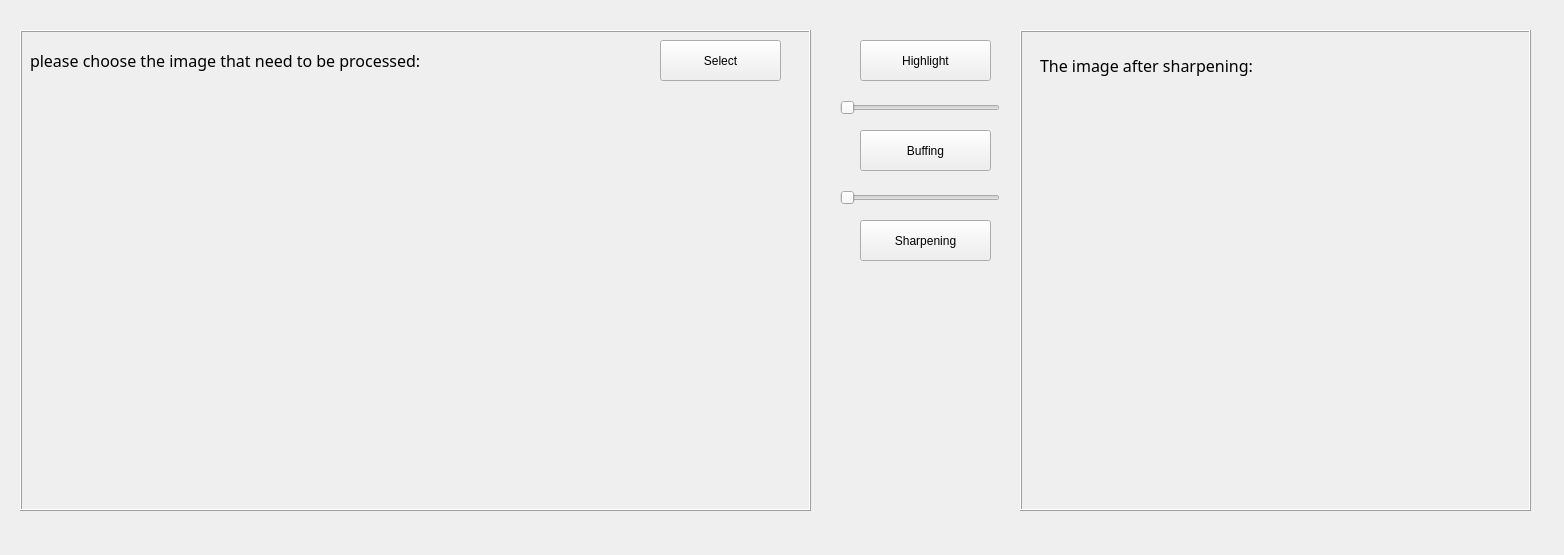
First picture: the form in GUI/Interaction.ui, repository Louise-yy/SfSNet-Pytorch, before the edit.
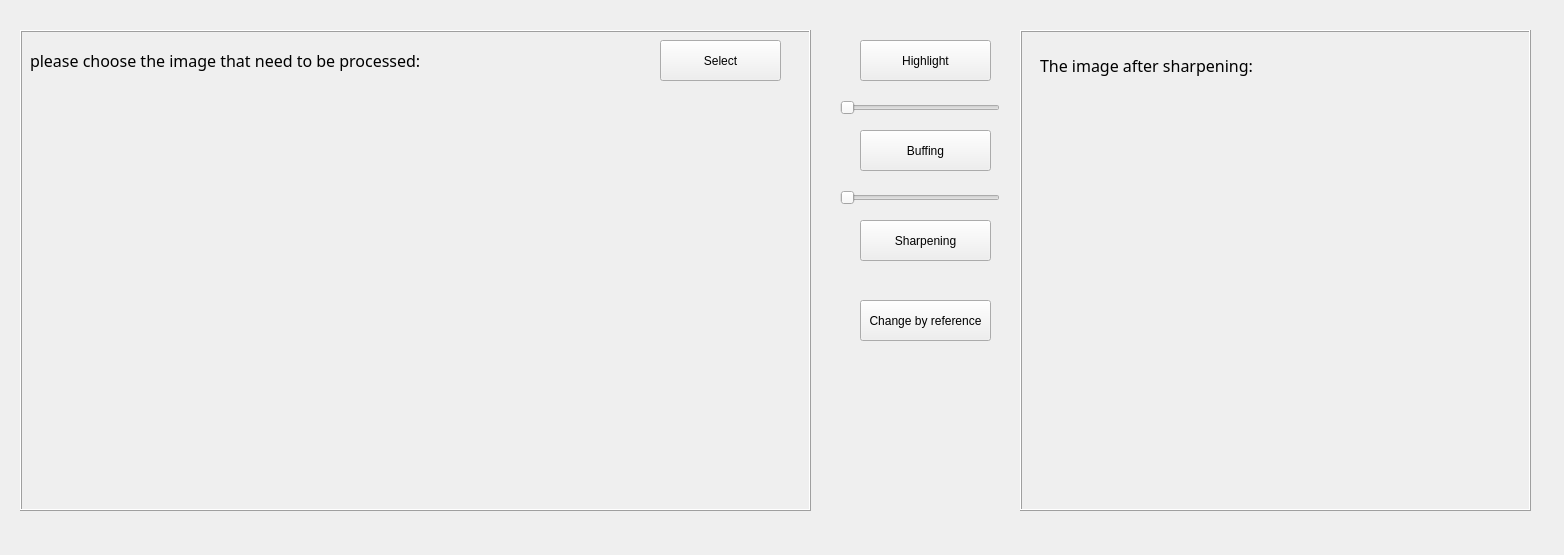
Second picture: the form after the edit.

Patch:
```diff
--- a/GUI/Interaction.ui
+++ b/GUI/Interaction.ui
@@ -77,7 +77,20 @@
     <property name="geometry">
      <rect>
       <x>30</x>
-      <y>60</y>
+      <y>80</y>
+      <width>311</width>
+      <height>311</height>
+     </rect>
+    </property>
+    <property name="text">
+     <string/>
+    </property>
+   </widget>
+   <widget class="QLabel" name="L_ShowPic_2">
+    <property name="geometry">
+     <rect>
+      <x>410</x>
+      <y>80</y>
       <width>311</width>
       <height>311</height>
      </rect>
@@ -124,8 +137,8 @@
    <widget class="QLabel" name="L_ShowAfter">
     <property name="geometry">
      <rect>
-      <x>30</x>
-      <y>60</y>
+      <x>70</x>
+      <y>80</y>
       <width>311</width>
       <height>311</height>
      </rect>
@@ -205,6 +218,19 @@
     <string>Sharpening</string>
    </property>
   </widget>
+  <widget class="QPushButton" name="pushButton_2">
+   <property name="geometry">
+    <rect>
+     <x>860</x>
+     <y>300</y>
+     <width>131</width>
+     <height>41</height>
+    </rect>
+   </property>
+   <property name="text">
+    <string>Change by reference</string>
+   </property>
+  </widget>
   <zorder>F_ShowAfter</zorder>
   <zorder>F_ShowBefore</zorder>
   <zorder>B_sharpening</zorder>
```
Left out of the diff: 20 changed lines with no effect on the pictures.
